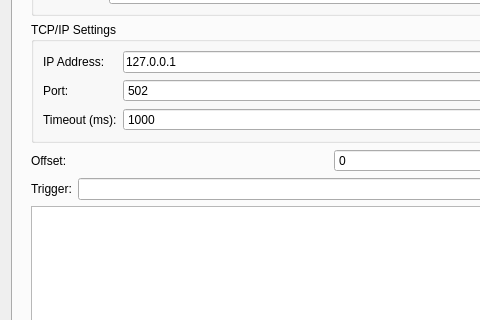
Old version of the form src/gui/SettingsWindow.ui in the repository orkiman/MachineController; both pictures show x 0 to 480 and y 359 to 679 of the 662 by 774 pixel window.
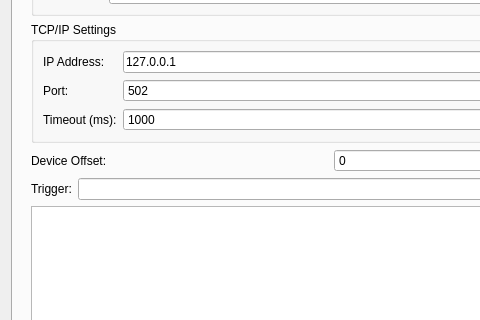
New version of the form.

Commit message: stx+etx removed from massage body. starting to put massages in the right offset

The edit to the form file:
```diff
--- a/src/gui/SettingsWindow.ui
+++ b/src/gui/SettingsWindow.ui
@@ -279,7 +279,7 @@
                <item>
                 <widget class="QLabel" name="offsetLabel">
                  <property name="text">
-                  <string>Offset:</string>
+                  <string>Device Offset:</string>
                  </property>
                 </widget>
                </item>
```
The commit also changes 6 other files.
